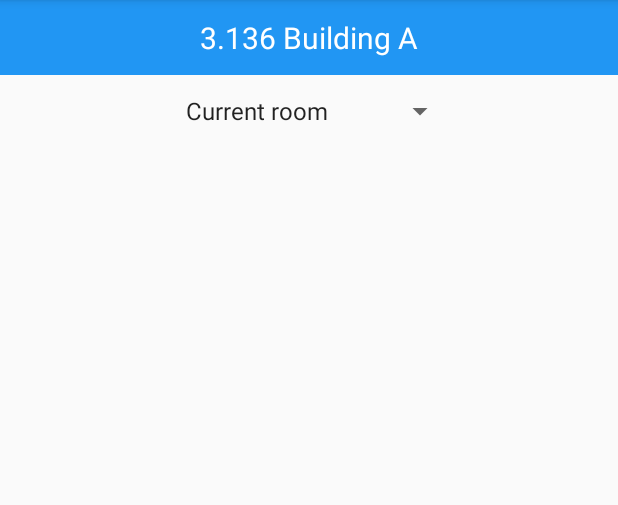
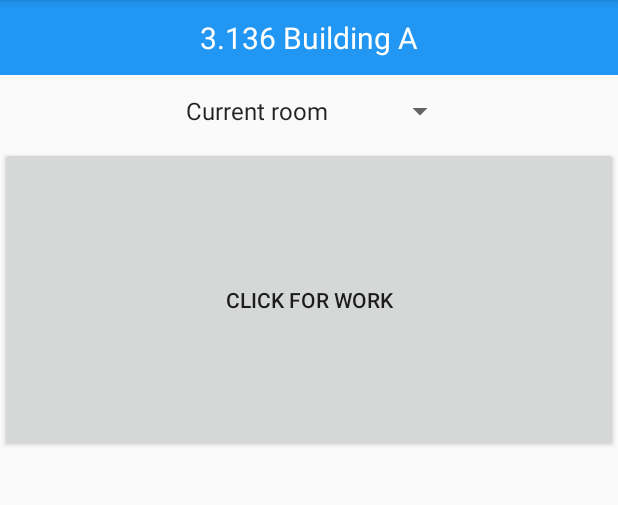
Before and after one commit to nato93/SensorProject, an Android app: the fragment GaugeClickedFragment placed in its activity, on a phone screen of 412 x 824 dp, the part 84-589 px from its top. Run offline under Robolectric (Android 15) with nearby library versions, the phone set to English and light mode, and no system bars; our stand-ins replace Firebase (no records; nobody signed in at launch, a user with empty details on screens opened directly); libraries missing offline, so code that uses them is left out: com.ntt.customgaugeview; 18 statements that could not run were skipped.

Commit message:
changed the code from mainpageactivity to mainpagefragment 3

```diff
--- a/app/src/main/java/com/example/sensorproject/MainPageFragments/MainPageFragment.java
+++ b/app/src/main/java/com/example/sensorproject/MainPageFragments/MainPageFragment.java
@@ -4,6 +4,7 @@ import android.content.Context;
 import android.net.Uri;
 import android.os.Bundle;
 
+import androidx.annotation.NonNull;
 import androidx.fragment.app.Fragment;
 import androidx.fragment.app.FragmentManager;
 
@@ -14,8 +15,13 @@ import android.widget.Toast;
 
 import com.example.sensorproject.MainPageActivity;
 import com.example.sensorproject.R;
+import com.google.firebase.database.DataSnapshot;
+import com.google.firebase.database.DatabaseError;
 import com.google.firebase.database.DatabaseReference;
+import com.google.firebase.database.FirebaseDatabase;
+import com.google.firebase.database.ValueEventListener;
 import com.ntt.customgaugeview.library.GaugeView;
+
 
 public class MainPageFragment extends Fragment {
 
@@ -57,20 +63,22 @@ public class MainPageFragment extends Fragment {
     @Override
     public void onCreate(Bundle savedInstanceState) {
         super.onCreate(savedInstanceState);
+
+        reff = FirebaseDatabase.getInstance().getReference().child("users").child("user_one");
+
         if (getArguments() != null) {
             mParam1 = getArguments().getString(ARG_PARAM1);
             mParam2 = getArguments().getString(ARG_PARAM2);
         }
+    }
 
 
-
-
-
-    }
 
     @Override
     public View onCreateView(LayoutInflater inflater, ViewGroup container,
                              Bundle savedInstanceState) {
+
+
 
         View view = inflater.inflate(R.layout.fragment_main_page, container, false);
 
@@ -88,14 +96,35 @@ public class MainPageFragment extends Fragment {
         mGv_temp.setShowRangeValues(true);
         mGv_temp.setTargetValue(0);
 
+
+        reff.addValueEventListener(new ValueEventListener() {
+            @Override
+            public void onDataChange(@NonNull DataSnapshot dataSnapshot) {
+                String co=dataSnapshot.child("co").getValue().toString();
+                String temperature=dataSnapshot.child("temperature").getValue().toString();
+                String humidity=dataSnapshot.child("humidity").getValue().toString();
+
+                mGv_co.setTargetValue(Float.parseFloat(co));
+                mGv_humid.setTargetValue(Float.parseFloat(humidity));
+                mGv_temp.setTargetValue(Float.parseFloat(temperature));
+
+            }
+
+            @Override
+            public void onCancelled(@NonNull DatabaseError databaseError) {
+            }
+
+        });
+
         //CLICK LISTENERS
 
         mGv_co.setOnClickListener(new View.OnClickListener() {
             @Override
             public void onClick(View v) {
 
-                //Toast.makeText(MainPageFragment, "ITS WORKING", Toast.LENGTH_SHORT).show();
 
+                FragmentManager fm = getFragmentManager();
+                fm.beginTransaction().replace(R.id.MainLayout, new GaugeClickedFragment()).commit();
 
                 //the content is currently inside the container: container_main
                 // when the CO gauge is clicked i want it to open the fragment: GaugeClickedFragment
@@ -116,7 +145,17 @@ public class MainPageFragment extends Fragment {
             @Override
             public void onClick(View v) {
 
-                //Toast.makeText(getActivity(),"IT IS WORKING TUUDOLOO!",Toast.LENGTH_SHORT).show();
+                Toast.makeText(getActivity(),"IT IS WORKING TUUDOLOO!",Toast.LENGTH_SHORT).show();
+
+
+
+
+                //final Fragment fragment = fm.findFragmentById(R.id.MainLayout);
+                FragmentManager fm = getFragmentManager();
+                fm.beginTransaction().replace(R.id.MainLayout, new GaugeClickedFragment()).commit();
+
+
+
 
             }
         });
@@ -126,51 +165,16 @@ public class MainPageFragment extends Fragment {
             @Override
             public void onClick(View v) {
 
+                FragmentManager fm = getFragmentManager();
+                fm.beginTransaction().replace(R.id.MainLayout, new GaugeClickedFragment()).commit();
                 //Toast.makeText(MainPageActivity.this, "ITS WORKING", Toast.LENGTH_SHORT).show();
 
             }
         });
-
-
-
-
         return view;
-
-
     }
 
 
-/*
-
-
-    // TODO: Rename method, update argument and hook method into UI event
-    public void onButtonPressed(Uri uri) {
-        if (mListener != null) {
-            mListener.onFragmentInteraction(uri);
-        }
-    }
-
-    @Override
-    public void onAttach(Context context) {
-        super.onAttach(context);
-        if (context instanceof OnFragmentInteractionListener) {
-            mListener = (OnFragmentInteractionListener) context;
-        } else {
-            throw new RuntimeException(context.toString()
-                    + " must implement OnFragmentInteractionListener");
-        }
-    }
-
-    @Override
-    public void onDetach() {
-        super.onDetach();
-        mListener = null;
-    }
-
-
-
-
-    */
 /**
      * This interface must be implemented by activities that contain this
      * fragment to allow an interaction in this fragment to be communicated
@@ -187,8 +191,4 @@ public class MainPageFragment extends Fragment {
         void onFragmentInteraction(Uri uri);
     }
 */
-
-
-
-
 }       // End of fragment
--- a/app/src/main/res/layout/fragment_gauge_clicked.xml
+++ b/app/src/main/res/layout/fragment_gauge_clicked.xml
@@ -1,21 +1,18 @@
 <?xml version="1.0" encoding="utf-8"?>
-<FrameLayout xmlns:android="http://schemas.android.com/apk/res/android"
+<LinearLayout xmlns:android="http://schemas.android.com/apk/res/android"
     xmlns:tools="http://schemas.android.com/tools"
-    android:id="@+id/container_gauge"
+    android:id="@+id/balbalblayout"
     android:layout_width="match_parent"
     android:layout_height="match_parent"
     tools:context=".MainPageFragments.GaugeClickedFragment">
 
     <!-- TODO: Update blank fragment layout -->
-    <TextView
-        android:id="@+id/information_text"
+
+    <Button
+        android:id="@+id/button"
         android:layout_width="match_parent"
-        android:layout_height="wrap_content"
-        android:layout_gravity="center_vertical"
-        android:layout_margin="50sp"
-        android:gravity="center"
-        android:textSize="24sp"
-        android:textStyle="bold|italic"
-        tools:text="@string/information_text" />
+        android:layout_height="203dp"
+        android:layout_weight="1"
+        android:text="Click for work" />
 
-</FrameLayout>
+</LinearLayout>
```
Also changed, not shown: app/src/main/java/com/example/sensorproject/MainPageFragments/GaugeClickedFragment.java (+1 -8 lines).
